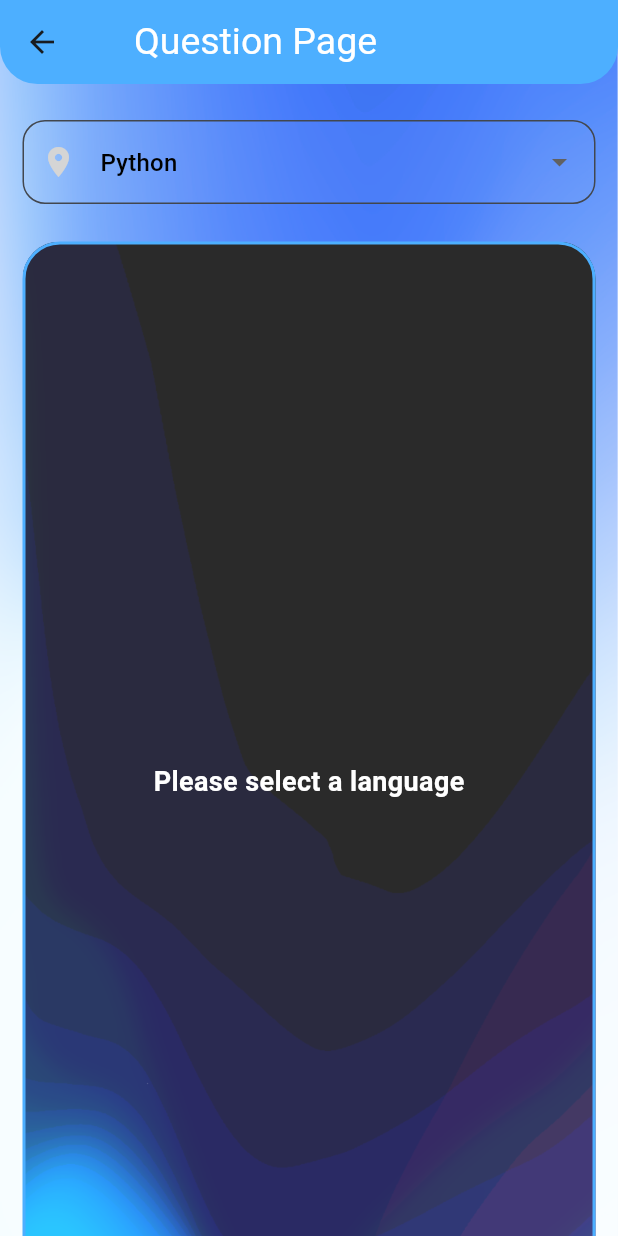
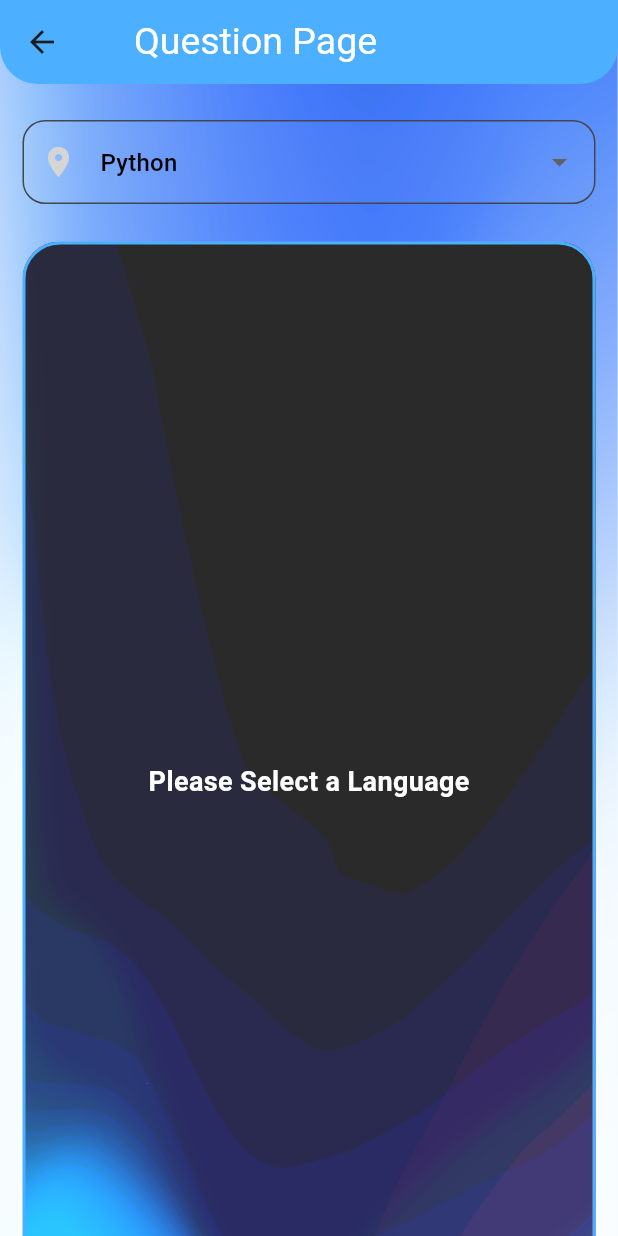
Before and after one commit to Rss1176/Coder, a Flutter app: the Questions screen opened directly, on a phone screen of 412 x 824 dp. Run offline on Flutter 3.47's test engine with Material 3 defaults, Android fonts, the phone set to English and light mode, and no system bars; our stand-ins replace cloud_firestore, firebase_auth, firebase_core; accounts and stored records are empty; Roboto replaces fonts that are missing (LuckiestGuy).

Commit message:
fixed wrong formatting and incorrect answers withint the API

```diff
--- a/application/lib/questions.dart
+++ b/application/lib/questions.dart
@@ -62,6 +62,7 @@ class _QuestionsPage extends State<QuestionsPage>{
   final FirebaseFirestore _firestore = FirebaseFirestore.instance; // variables for getting user details, used in dialog box
   final FirebaseAuth _auth = FirebaseAuth.instance;
   late Future<DocumentSnapshot> data;
+  bool _isLoading = false;
 
   // same function block as used in all other firebase calls, fetches the user data, ensure the ID matches and gets the userdocument
   @override
@@ -100,6 +101,9 @@ class _QuestionsPage extends State<QuestionsPage>{
   String _resultText = "";
 
   void generateQuestions() async { //set inital state of function so the page can be built, will be recalled every time the drop down box is pressed
+  setState(() {
+      _isLoading = true;
+  });
   try{Map<String, dynamic> questionResponse = await geminiService.generateQuestions(aptitude,pLanguage);
     setState(() {
       response = questionResponse;
@@ -107,11 +111,15 @@ class _QuestionsPage extends State<QuestionsPage>{
       _selectedAnswer = "";
       _questionChecked = false;
       _buttonText = "Submit";
-      _buttonColor1 = _buttonColor2 = _buttonColor3 = _buttonColor4 = Colors.white;
+      _buttonColor1 = _buttonColor2 = _buttonColor3 = _buttonColor4 = Colors.white; // set loading indicator waiting API call
     });}
     catch (e){
       setState(() {
         response = {"Response": "Failed to generate Questions: $e"};
+      });
+    } finally {
+      setState(() {
+        _isLoading = false; // hide loading indicator after API call
       });
     }
   }
@@ -135,6 +143,10 @@ class _QuestionsPage extends State<QuestionsPage>{
     pLanguage = value;
     languageSelected = value != null; // only allows the generate question button be pressed if a language has been chosed in the drop down
     });
+
+    if (languageSelected){
+      generateQuestions();
+    }
 
     data.then((userDoc){
       updateAptitude(pLanguage, userDoc); // update language and aptitiude each time the language is changed
@@ -265,8 +277,23 @@ class _QuestionsPage extends State<QuestionsPage>{
                 height:30.0
               ),
 
+          // Display loading indicator when generating questions
+          if (_isLoading)
+            Column(
+              children:[
+                SizedBox(
+                  height: 250,
+                  width: 300,
+                ),
+                CircularProgressIndicator(),
+                SizedBox(
+                  height: 250,
+                  width: 350,
+                ),
+              ],
+            )
           // add a firebase call to get the aptitude of a user later
-          if (response["question"] != null && response["question"]!.isNotEmpty)
+          else if (response["question"] != null && response["question"]!.isNotEmpty)
 
           Column(children: <Widget>[
 
@@ -456,7 +483,7 @@ class _QuestionsPage extends State<QuestionsPage>{
             ),
 
             if(_questionChecked)
-            Text(response["explination"], style: TextStyle(
+            Text(response["explanation"], style: TextStyle(
               color: Colors.white,
               fontSize: 18,
               fontWeight: FontWeight.bold
@@ -515,7 +542,7 @@ class _QuestionsPage extends State<QuestionsPage>{
               ),
 
               // adding hint text
-              Text("Please select a language",
+              Text("Please Select a Language",
               style: TextStyle(
                 color: Colors.white,
                 fontSize: 18,
```
Also changed, not shown: application/lib/GeminiAPI.dart (+55 -46 lines).
